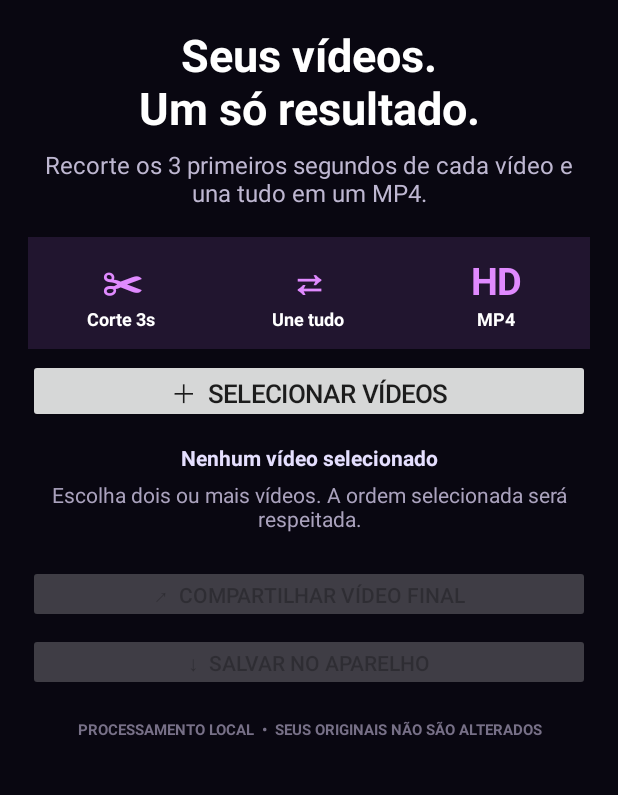
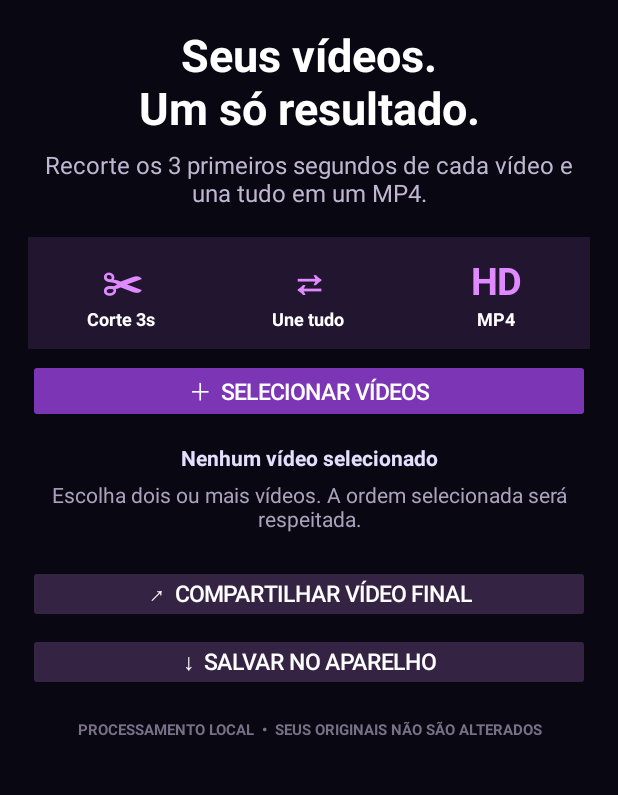
Before and after one commit to xavecotrabalhos-debug/Nakakakakak, an Android app: the screen it shows after launch (MainActivity), on a phone screen of 412 x 824 dp, the part 65-860 px from its top. Run offline under Robolectric (Android 15) with nearby library versions, the phone set to English and light mode, and no system bars.

Commit message:
Fix Android button colors and visibility

```diff
--- a/video-cutter/app/src/main/java/com/xaveco/videocutter/MainActivity.java
+++ b/video-cutter/app/src/main/java/com/xaveco/videocutter/MainActivity.java
@@ -2,6 +2,7 @@ package com.xaveco.videocutter;
 
 import android.app.Activity;
 import android.content.Intent;
+import android.content.res.ColorStateList;
 import android.net.Uri;
 import android.os.Bundle;
 import android.os.Environment;
@@ -55,6 +56,7 @@ public class MainActivity extends Activity {
         pickButton = new Button(this);
         pickButton.setText("＋  SELECIONAR VÍDEOS");
         pickButton.setTextSize(17);
+        styleButton(pickButton, 0xFF7B35B5, 0xFFFFFFFF);
         pickButton.setAllCaps(false);
         pickButton.setOnClickListener(v -> openPicker());
         page.addView(pickButton, buttonParams(64));
@@ -72,6 +74,7 @@ public class MainActivity extends Activity {
         shareButton = new Button(this);
         shareButton.setText("↗  COMPARTILHAR VÍDEO FINAL");
         shareButton.setAllCaps(false);
+        styleButton(shareButton, 0xFF352344, 0xFFFFFFFF);
         shareButton.setEnabled(false);
         shareButton.setOnClickListener(v -> shareFinal());
         page.addView(shareButton, buttonParams(58));
@@ -79,6 +82,7 @@ public class MainActivity extends Activity {
         saveButton = new Button(this);
         saveButton.setText("↓  SALVAR NO APARELHO");
         saveButton.setAllCaps(false);
+        styleButton(saveButton, 0xFF352344, 0xFFFFFFFF);
         saveButton.setEnabled(false);
         saveButton.setOnClickListener(v -> saveFinal());
         page.addView(saveButton, buttonParams(58));
@@ -88,6 +92,17 @@ public class MainActivity extends Activity {
         privacy.setPadding(0, 28, 0, 0);
         page.addView(privacy, match());
         setContentView(page);
+    }
+
+    private void styleButton(Button button, int background, int foreground) {
+        button.setTextColor(foreground);
+        button.setBackgroundTintList(ColorStateList.valueOf(background));
+        button.setTextSize(15);
+        button.setAllCaps(false);
+        button.setMinHeight(58);
+        button.setPadding(18, 12, 18, 12);
+        button.setGravity(Gravity.CENTER);
+        button.setElevation(3);
     }
 
     private TextView text(String value, int size, int color, boolean bold) {
```
